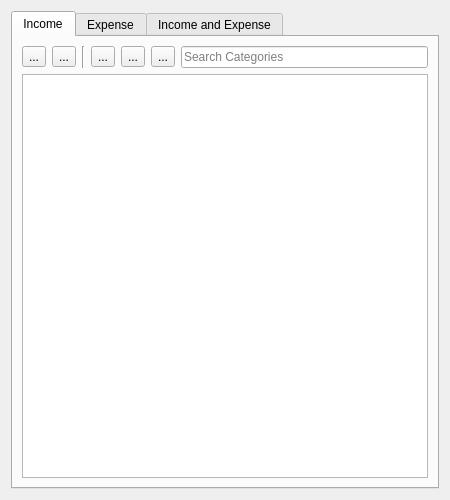
Old version of the form src/views/ui_files/forms/category_form.ui in the repository JakubFranek/Kapytal.
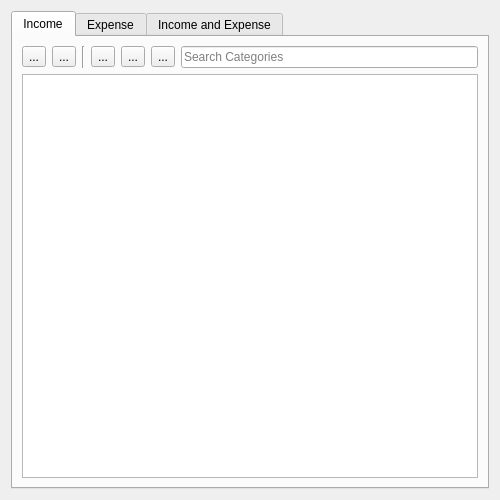
New version of the form.

```diff
--- a/src/views/ui_files/forms/category_form.ui
+++ b/src/views/ui_files/forms/category_form.ui
@@ -9,7 +9,7 @@
    <rect>
     <x>0</x>
     <y>0</y>
-    <width>450</width>
+    <width>500</width>
     <height>500</height>
    </rect>
   </property>
```
